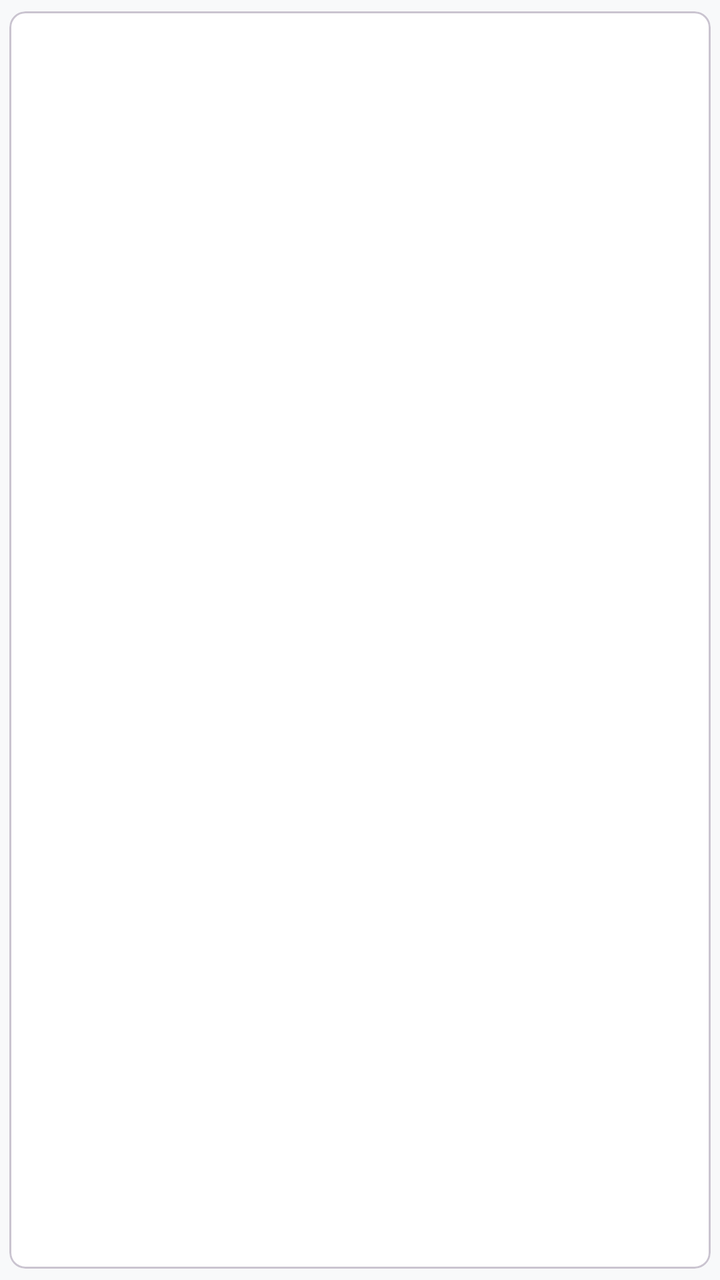
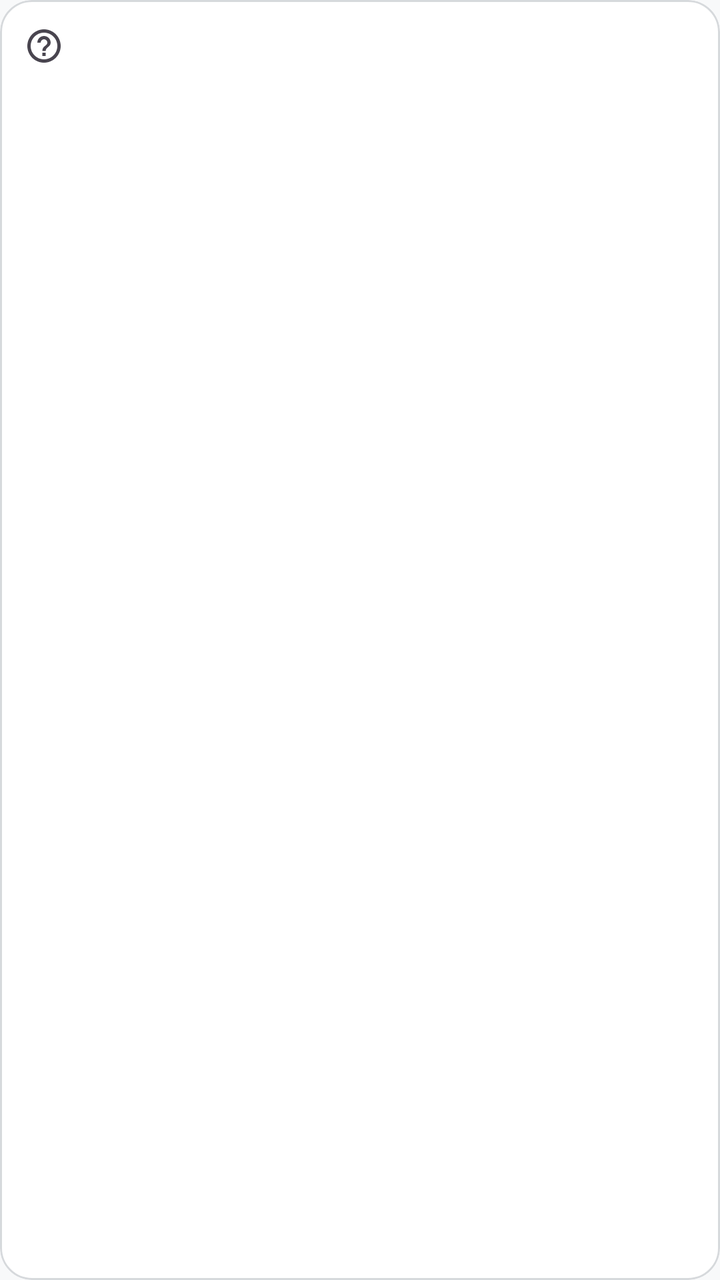

An Android layout rendered at two revisions. The XML below is the earlier revision; the diff shows what the commit changed to produce the second picture.
<!-- AndroidManifest.xml: application theme Theme.NetScan -->
<!-- res/layout/expert_item_host.xml -->
<?xml version="1.0" encoding="utf-8"?>
<com.google.android.material.card.MaterialCardView xmlns:android="http://schemas.android.com/apk/res/android"
    xmlns:app="http://schemas.android.com/apk/res-auto"
    android:layout_width="match_parent"
    android:layout_height="wrap_content"
    android:layout_marginBottom="@dimen/screen_padding_small"
    app:cardBackgroundColor="?attr/colorSurface"
    app:cardCornerRadius="8dp"
    app:cardElevation="0dp"
    app:cardUseCompatPadding="true">

    <LinearLayout
        android:layout_width="match_parent"
        android:layout_height="wrap_content"
        android:orientation="vertical"
        android:padding="@dimen/screen_padding">

        <TextView
            android:id="@+id/text_ip"
            android:layout_width="wrap_content"
            android:layout_height="wrap_content"
            android:layout_marginBottom="@dimen/screen_padding_xs"
            android:fontFamily="monospace"
            android:textAppearance="@style/TextAppearance.NetScan.TitleMedium"
            android:textColor="?attr/colorOnSurface" />

        <TextView
            android:id="@+id/text_hostname"
            android:layout_width="wrap_content"
            android:layout_height="wrap_content"
            android:layout_marginBottom="@dimen/screen_padding_xs"
            android:fontFamily="monospace"
            android:textAppearance="@style/TextAppearance.NetScan.BodyMedium"
            android:textColor="?attr/colorOnSurfaceVariant" />

        <TextView
            android:id="@+id/text_details"
            android:layout_width="wrap_content"
            android:layout_height="wrap_content"
            android:layout_marginBottom="@dimen/screen_padding_xs"
            android:fontFamily="monospace"
            android:textAppearance="@style/TextAppearance.NetScan.BodySmall"
            android:textColor="?attr/colorPrimary" />

        <TextView
            android:id="@+id/text_banner"
            android:layout_width="wrap_content"
            android:layout_height="wrap_content"
            android:fontFamily="monospace"
            android:textAppearance="@style/TextAppearance.NetScan.BodySmall"
            android:textColor="?attr/colorOnSurfaceVariant" />
    </LinearLayout>

</com.google.android.material.card.MaterialCardView>
<!-- resources referenced by this layout -->
<resources>
  <dimen name="screen_padding">16dp</dimen>
  <dimen name="screen_padding_small">8dp</dimen>
  <style name="TextAppearance.NetScan.BodyMedium" parent="TextAppearance.Material3.BodyMedium">
          <item name="fontFamily">sans-serif</item>
          <item name="android:textSize">14sp</item>
      </style>
  <style name="Theme.NetScan" parent="Theme.Material3.DayNight.NoActionBar">
          
          <item name="colorPrimary">@color/primary</item>
          <item name="colorOnPrimary">@color/on_primary</item>
          <item name="colorPrimaryContainer">@color/primary_container</item>
          <item name="colorOnPrimaryContainer">@color/on_primary_container</item>
  
          
          <item name="colorSecondary">@color/secondary</item>
          <item name="colorOnSecondary">@color/on_secondary</item>
          <item name="colorSecondaryContainer">@color/secondary_container</item>
          <item name="colorOnSecondaryContainer">@color/on_secondary_container</item>
  
          
          <item name="colorSurface">@color/surface</item>
          <item name="colorOnSurface">@color/on_surface</item>
          <item name="colorSurfaceVariant">@color/surface_variant</item>
          <item name="colorOnSurfaceVariant">@color/on_surface_variant</item>
          <item name="colorBackground">@color/background</item>
          <item name="android:colorBackground">@color/background</item>
          <item name="android:windowBackground">@color/background</item>
  
          
          <item name="colorOutline">@color/outline</item>
          <item name="colorError">@color/error</item>
          <item name="colorOnError">@color/on_error</item>
          <item name="colorErrorContainer">@color/error_container</item>
          <item name="colorOnErrorContainer">@color/on_error_container</item>
  
          
          <item name="colorSuccess">@color/status_ok</item>
          <item name="colorWarning">@color/status_warning</item>
          <item name="colorOnWarning">@color/on_warning</item>
  
          
          <item name="buttonStyle">@style/Widget.NetScan.Button</item>
          <item name="borderlessButtonStyle">@style/Widget.NetScan.Button.Borderless</item>
  
          
          <item name="textInputStyle">@style/Widget.NetScan.TextInputLayout</item>
          <item name="editTextStyle">@style/Widget.NetScan.EditText</item>
  
          
          <item name="android:progressBarStyleHorizontal">@style/Widget.NetScan.ProgressBar.Horizontal</item>
  
          
          <item name="bottomNavigationStyle">@style/Widget.NetScan.BottomNavigationView</item>
      </style>
  <style name="Widget.NetScan.Button" parent="Widget.Material3.Button">
          <item name="android:insetLeft">0dp</item>
          <item name="android:insetTop">0dp</item>
          <item name="android:insetRight">0dp</item>
          <item name="android:insetBottom">0dp</item>
          <item name="android:paddingLeft">24dp</item>
          <item name="android:paddingTop">12dp</item>
          <item name="android:paddingRight">24dp</item>
          <item name="android:paddingBottom">12dp</item>
          <item name="cornerFamily">rounded</item>
          <item name="cornerRadius">12dp</item>
          <item name="android:elevation">2dp</item>
      </style>
  <style name="Widget.NetScan.Button.Borderless" parent="Widget.Material3.Button.TextButton">
          <item name="android:paddingLeft">16dp</item>
          <item name="android:paddingTop">8dp</item>
          <item name="android:paddingRight">16dp</item>
          <item name="android:paddingBottom">8dp</item>
          <item name="cornerFamily">rounded</item>
          <item name="cornerRadius">8dp</item>
      </style>
  <!-- unchanged entries left out for length: 30 -->
</resources>

<!-- the commit's change to res/layout/expert_item_host.xml (unified diff, before → after) -->
@@ -1,54 +1,86 @@
 <?xml version="1.0" encoding="utf-8"?>
-<com.google.android.material.card.MaterialCardView xmlns:android="http://schemas.android.com/apk/res/android"
-    xmlns:app="http://schemas.android.com/apk/res-auto"
+<com.google.android.material.card.MaterialCardView
+    xmlns:android="http://schemas.android.com/apk/res/android"
+    style="@style/Widget.NetScan.Card"
     android:layout_width="match_parent"
     android:layout_height="wrap_content"
-    android:layout_marginBottom="@dimen/screen_padding_small"
-    app:cardBackgroundColor="?attr/colorSurface"
-    app:cardCornerRadius="8dp"
-    app:cardElevation="0dp"
-    app:cardUseCompatPadding="true">
+    android:layout_marginTop="@dimen/screen_padding_xs"
+    android:layout_marginBottom="@dimen/screen_padding_xs"
+    android:clickable="true"
+    android:focusable="true">
 
     <LinearLayout
         android:layout_width="match_parent"
         android:layout_height="wrap_content"
         android:orientation="vertical"
-        android:padding="@dimen/screen_padding">
+        android:padding="12dp">
 
-        <TextView
-            android:id="@+id/text_ip"
-            android:layout_width="wrap_content"
+        <LinearLayout
+            android:layout_width="match_parent"
             android:layout_height="wrap_content"
-            android:layout_marginBottom="@dimen/screen_padding_xs"
-            android:fontFamily="monospace"
-            android:textAppearance="@style/TextAppearance.NetScan.TitleMedium"
-            android:textColor="?attr/colorOnSurface" />
+            android:gravity="center_vertical"
+            android:orientation="horizontal">
+
+            <ImageView
+                android:id="@+id/image_os"
+                android:layout_width="20dp"
+                android:layout_height="20dp"
+                android:layout_marginEnd="8dp"
+                android:importantForAccessibility="no"
+                android:src="@drawable/ic_os_unknown" />
+
+            <TextView
+                android:id="@+id/text_ip"
+                android:layout_width="0dp"
+                android:layout_height="wrap_content"
+                android:layout_weight="1"
+                android:fontFamily="monospace"
+                android:textAppearance="@style/TextAppearance.NetScan.TitleMedium"
+                android:textColor="?attr/colorOnSurface" />
+
+            <TextView
+                android:id="@+id/chip_os"
+                android:layout_width="wrap_content"
+                android:layout_height="wrap_content"
+                android:layout_marginStart="8dp"
+                android:ellipsize="end"
+                android:maxLines="1"
+                android:paddingStart="10dp"
+                android:paddingTop="3dp"
+                android:paddingEnd="10dp"
+                android:paddingBottom="3dp"
+                android:textAppearance="@style/TextAppearance.Material3.LabelMedium" />
+        </LinearLayout>
 
         <TextView
             android:id="@+id/text_hostname"
-            android:layout_width="wrap_content"
+            android:layout_width="match_parent"
             android:layout_height="wrap_content"
-            android:layout_marginBottom="@dimen/screen_padding_xs"
+            android:layout_marginTop="4dp"
+            android:ellipsize="end"
             android:fontFamily="monospace"
-            android:textAppearance="@style/TextAppearance.NetScan.BodyMedium"
+            android:maxLines="2"
+            android:textAppearance="@style/TextAppearance.NetScan.BodySmall"
             android:textColor="?attr/colorOnSurfaceVariant" />
 
         <TextView
             android:id="@+id/text_details"
-            android:layout_width="wrap_content"
+            android:layout_width="match_parent"
             android:layout_height="wrap_content"
-            android:layout_marginBottom="@dimen/screen_padding_xs"
+            android:layout_marginTop="2dp"
             android:fontFamily="monospace"
             android:textAppearance="@style/TextAppearance.NetScan.BodySmall"
-            android:textColor="?attr/colorPrimary" />
+            android:textColor="?attr/colorOnSurface" />
 
         <TextView
             android:id="@+id/text_banner"
-            android:layout_width="wrap_content"
+            android:layout_width="match_parent"
             android:layout_height="wrap_content"
+            android:layout_marginTop="2dp"
+            android:ellipsize="end"
             android:fontFamily="monospace"
+            android:maxLines="2"
             android:textAppearance="@style/TextAppearance.NetScan.BodySmall"
             android:textColor="?attr/colorOnSurfaceVariant" />
     </LinearLayout>
-
 </com.google.android.material.card.MaterialCardView>
<!-- resource entries referenced after the edit -->
@@ -1,10 +1,23 @@
 <!-- resources referenced by this layout -->
 <resources>
-  <dimen name="screen_padding">16dp</dimen>
-  <dimen name="screen_padding_small">8dp</dimen>
-  <style name="TextAppearance.NetScan.BodyMedium" parent="TextAppearance.Material3.BodyMedium">
-          <item name="fontFamily">sans-serif</item>
-          <item name="android:textSize">14sp</item>
+  <!-- drawable ic_os_unknown (drawable) -->
+  <?xml version="1.0" encoding="utf-8"?>
+  <vector xmlns:android="http://schemas.android.com/apk/res/android"
+      android:width="24dp"
+      android:height="24dp"
+      android:viewportWidth="24"
+      android:viewportHeight="24"
+      android:tint="?attr/colorControlNormal">
+      <path
+          android:fillColor="@android:color/white"
+          android:pathData="M11,18h2v-2h-2v2zM12,2C6.48,2 2,6.48 2,12s4.48,10 10,10 10,-4.48 10,-10S17.52,2 12,2zM12,20c-4.41,0 -8,-3.59 -8,-8s3.59,-8 8,-8 8,3.59 8,8 -3.59,8 -8,8zM12,6c-2.21,0 -4,1.79 -4,4h2c0,-1.1 0.9,-2 2,-2s2,0.9 2,2c0,2 -3,1.75 -3,5h2c0,-2.25 3,-2.5 3,-5 0,-2.21 -1.79,-4 -4,-4z" />
+  </vector>
+  <style name="Widget.NetScan.Card" parent="Widget.Material3.CardView.Outlined">
+          <item name="cardBackgroundColor">?attr/colorSurface</item>
+          <item name="strokeColor">@color/outline_variant</item>
+          <item name="strokeWidth">1dp</item>
+          <item name="cardCornerRadius">@dimen/card_corner_radius</item>
+          <item name="cardElevation">0dp</item>
       </style>
   <style name="Theme.NetScan" parent="Theme.Material3.DayNight.NoActionBar">
           
@@ -18,6 +31,12 @@
           <item name="colorOnSecondary">@color/on_secondary</item>
           <item name="colorSecondaryContainer">@color/secondary_container</item>
           <item name="colorOnSecondaryContainer">@color/on_secondary_container</item>
+  
+          
+          <item name="colorTertiary">@color/tertiary</item>
+          <item name="colorOnTertiary">@color/on_tertiary</item>
+          <item name="colorTertiaryContainer">@color/tertiary_container</item>
+          <item name="colorOnTertiaryContainer">@color/on_tertiary_container</item>
   
           
           <item name="colorSurface">@color/surface</item>
@@ -54,27 +73,36 @@
           
           <item name="bottomNavigationStyle">@style/Widget.NetScan.BottomNavigationView</item>
       </style>
+  <color name="outline_variant">#D6D9DC</color>
+  <dimen name="card_corner_radius">16dp</dimen>
+  <color name="tertiary">#7C50B8</color>
+  <color name="on_tertiary">#FFFFFF</color>
+  <color name="tertiary_container">#EADDFF</color>
+  <color name="on_tertiary_container">#2E005F</color>
   <style name="Widget.NetScan.Button" parent="Widget.Material3.Button">
-          <item name="android:insetLeft">0dp</item>
+          <item name="android:minHeight">@dimen/touch_target_min</item>
           <item name="android:insetTop">0dp</item>
-          <item name="android:insetRight">0dp</item>
           <item name="android:insetBottom">0dp</item>
-          <item name="android:paddingLeft">24dp</item>
-          <item name="android:paddingTop">12dp</item>
-          <item name="android:paddingRight">24dp</item>
-          <item name="android:paddingBottom">12dp</item>
-          <item name="cornerFamily">rounded</item>
-          <item name="cornerRadius">12dp</item>
-          <item name="android:elevation">2dp</item>
+          <item name="android:paddingLeft">20dp</item>
+          <item name="android:paddingRight">20dp</item>
+          <item name="android:paddingTop">10dp</item>
+          <item name="android:paddingBottom">10dp</item>
+          <item name="cornerRadius">@dimen/button_corner_radius</item>
+          <item name="iconGravity">textStart</item>
       </style>
   <style name="Widget.NetScan.Button.Borderless" parent="Widget.Material3.Button.TextButton">
-          <item name="android:paddingLeft">16dp</item>
+          <item name="android:minHeight">@dimen/touch_target_min</item>
+          <item name="android:insetTop">0dp</item>
+          <item name="android:insetBottom">0dp</item>
+          <item name="android:paddingLeft">12dp</item>
+          <item name="android:paddingRight">12dp</item>
           <item name="android:paddingTop">8dp</item>
-          <item name="android:paddingRight">16dp</item>
           <item name="android:paddingBottom">8dp</item>
-          <item name="cornerFamily">rounded</item>
           <item name="cornerRadius">8dp</item>
+          <item name="iconGravity">textStart</item>
       </style>
+  <dimen name="touch_target_min">48dp</dimen>
+  <dimen name="button_corner_radius">12dp</dimen>
   <!-- unchanged entries left out for length: 30 -->
 </resources>
 
